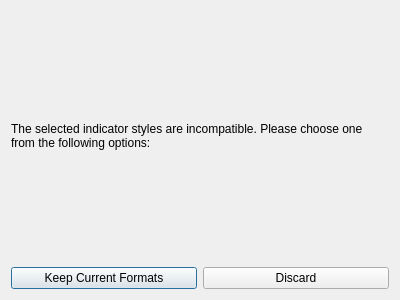
Before: the Qt Designer form Widgets/incompatibilitydialog.ui in Mattia-Sacchi/A3D, drawn with Qt 5.
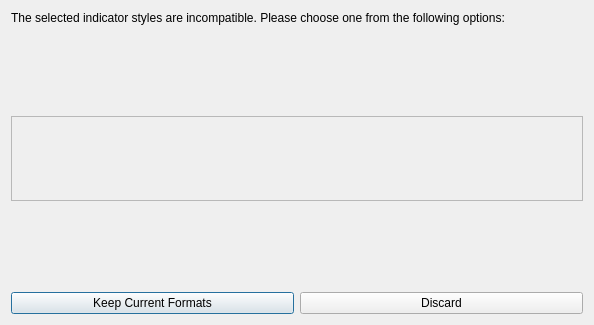
After: the same form once the commit is applied.

```diff
--- a/Widgets/incompatibilitydialog.ui
+++ b/Widgets/incompatibilitydialog.ui
@@ -6,8 +6,8 @@
    <rect>
     <x>0</x>
     <y>0</y>
-    <width>400</width>
-    <height>300</height>
+    <width>594</width>
+    <height>325</height>
    </rect>
   </property>
   <property name="windowTitle">
@@ -25,7 +25,51 @@
     </widget>
    </item>
    <item>
-    <layout class="QHBoxLayout" name="buttonsLayout">
+    <spacer name="verticalSpacer_2">
+     <property name="orientation">
+      <enum>Qt::Orientation::Vertical</enum>
+     </property>
+     <property name="sizeHint" stdset="0">
+      <size>
+       <width>20</width>
+       <height>40</height>
+      </size>
+     </property>
+    </spacer>
+   </item>
+   <item>
+    <widget class="QScrollArea" name="scrollArea">
+     <property name="widgetResizable">
+      <bool>true</bool>
+     </property>
+     <widget class="QWidget" name="scrollAreaWidgetContents">
+      <property name="geometry">
+       <rect>
+        <x>0</x>
+        <y>0</y>
+        <width>570</width>
+        <height>75</height>
+       </rect>
+      </property>
+      <layout class="QVBoxLayout" name="verticalLayout_2"/>
+     </widget>
+    </widget>
+   </item>
+   <item>
+    <spacer name="verticalSpacer">
+     <property name="orientation">
+      <enum>Qt::Orientation::Vertical</enum>
+     </property>
+     <property name="sizeHint" stdset="0">
+      <size>
+       <width>20</width>
+       <height>40</height>
+      </size>
+     </property>
+    </spacer>
+   </item>
+   <item>
+    <layout class="QHBoxLayout" name="defaultButtonsLayout">
      <item>
       <widget class="QPushButton" name="continueButton">
        <property name="text">
```
